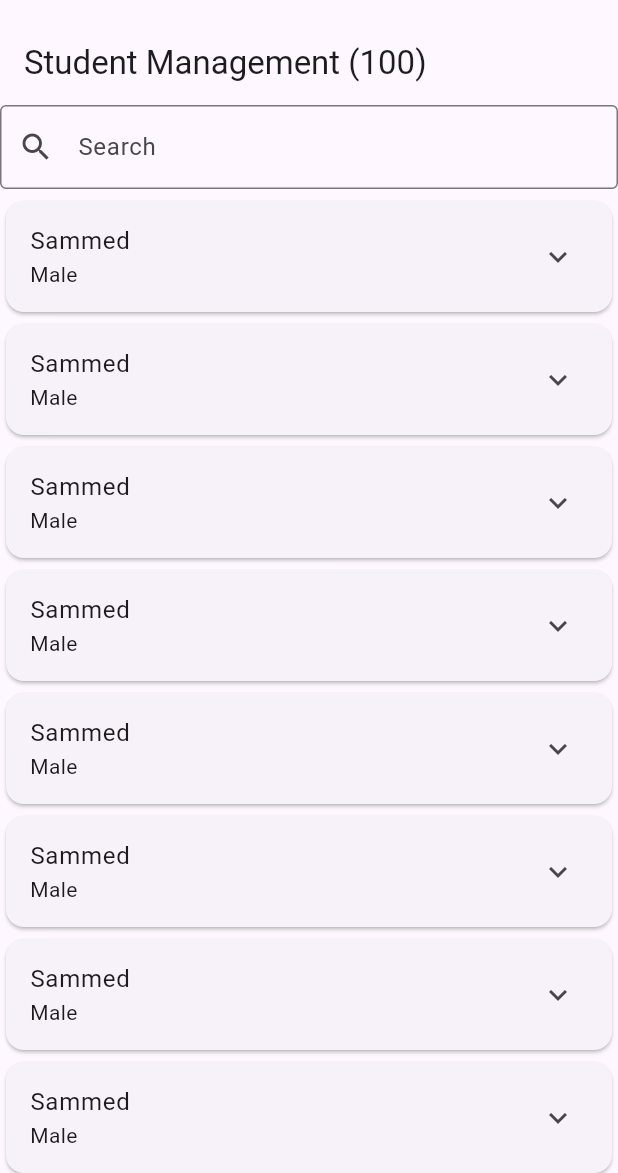
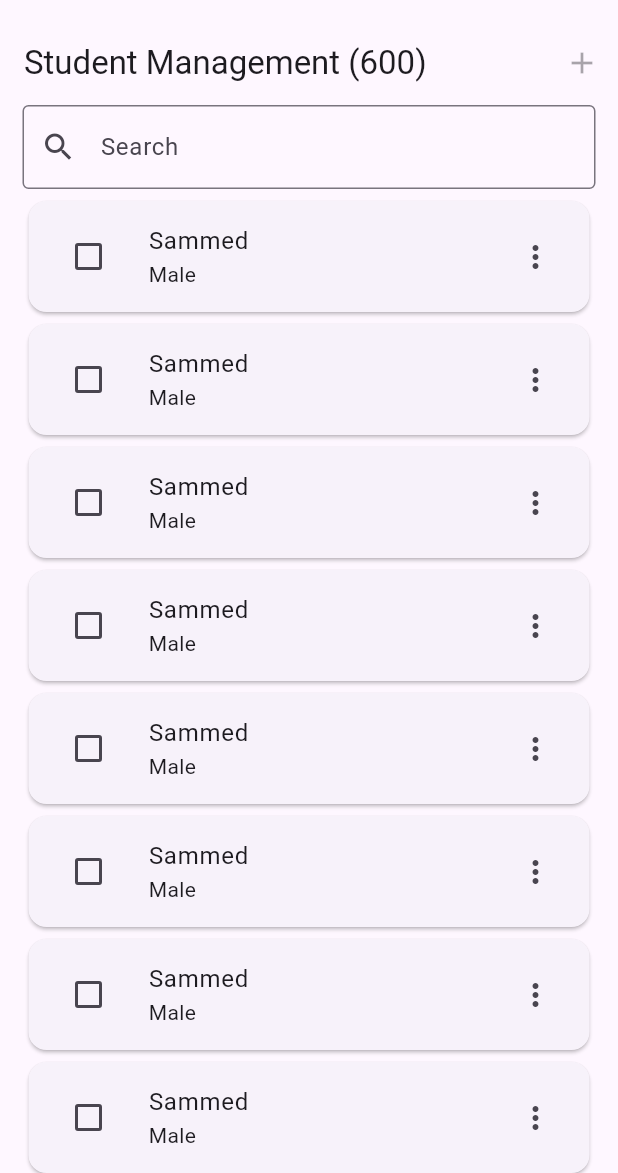
Before and after one commit to amazingsammed/datatablex, a Flutter app: the screen it shows after launch, on a phone screen of 412 x 824 dp, the part 63-1236 px from its top. Run offline on Flutter 3.47's test engine with Material 3 defaults, Android fonts, the light colour scheme and no system bars.

Commit message:
version 0.04 upload

```diff
--- a/example/lib/main.dart
+++ b/example/lib/main.dart
@@ -18,15 +18,24 @@ class MyApp extends StatelessWidget {
         ),
         body: DataTableX(
           title: 'Student Management',
+          maxRows: 100,
           heads: [
             TableHead(title: 'Name', id: 'name'),
             TableHead(title: 'Gender', id: 'gender'),
             TableHead(title: 'Dob', id: 'dob'),
             TableHead(title: 'Guardian', id: 'gr'),
             TableHead(title: 'Contact', id: 'grc'),
-            TableHead(title: 'Action', id: 'button'),
+            TableHead(title: 'Action', id: 'button',isbutton: true,button: (item){
+              return Icon(Icons.more_vert);
+            }),
           ],
-          items: List.generate(100, (generator){
+          titleWidget: Row(
+            children: [
+              BasicButton(title: "Add")
+            ],
+          ),
+          selecteditems: (a){},
+          items: List.generate(600, (generator){
             return  {
               'name': "Sammed",
               'gender': "Male",
--- a/lib/datatablex.dart
+++ b/lib/datatablex.dart
@@ -1,6 +1,8 @@
+//flutter pub publish
 
 export 'src/datalisting.dart';
-export 'src/tablehead.dart';
-export 'src/tableoptions.dart';
-export 'src/extension.dart';
+export 'src/model/tablehead.dart';
+export 'src/model/tableoptions.dart';
+export 'src/shared/extension.dart';
 export 'src/model/datatablethemex.dart';
+export 'src/shared/primary_button.dart';
--- a/lib/src/datalisting.dart
+++ b/lib/src/datalisting.dart
@@ -1,6 +1,6 @@
 
-import 'package:datatablex/src/tablehead.dart';
-import 'package:datatablex/src/tableoptions.dart';
+import 'package:datatablex/src/model/tablehead.dart';
+import 'package:datatablex/src/model/tableoptions.dart';
 import 'package:flutter/cupertino.dart';
 import 'package:flutter/material.dart';
 
@@ -8,9 +8,11 @@ import 'form/itembody.dart';
 import 'form/itemheader.dart';
 import 'model/datatablethemex.dart';
 
-
+///  [DataTableX] is the main entry to the usage of this plugin, it takes in [title],[heads] and [items] as a defaults startup
 class DataTableX extends StatefulWidget {
+  /// [title] is a String that serve as the identifier for the Datatable
   final String title;
+  /// [ontap] it is used when someone taps on a row in the datatable
   final Function(Map)? ontap;
   final Function(List<Map>)? selecteditems;
   final List<TableHead> heads;
@@ -66,7 +68,7 @@ class _DataTableXState extends State<DataTableX> {
           actions: [widget.titleWidget ?? Container()],
         ),
         body: Container(
-          //  padding: const EdgeInsets.symmetric(horizontal: 15),
+          padding: const EdgeInsets.symmetric(horizontal: 15),
           child: Column(
             children: [
               SizedBox(
@@ -168,7 +170,7 @@ class _DataTableXState extends State<DataTableX> {
               crossAxisAlignment: CrossAxisAlignment.start,
               children: [
                 Container(
-                  height: 40,
+                  height: 45,
                   child: Row(
                     children: [
                       Expanded(
@@ -183,7 +185,7 @@ class _DataTableXState extends State<DataTableX> {
                   ),
                 ),
                 Container(
-                  height: 70,
+                  height: 40,
                   child: Row(
                     children: [
                       Expanded(
--- a/lib/src/form/itembody.dart
+++ b/lib/src/form/itembody.dart
@@ -1,6 +1,3 @@
-
-
-
 import 'package:flutter/cupertino.dart';
 import 'package:flutter/material.dart';
 
@@ -16,13 +13,16 @@ class ItemListBody extends StatefulWidget {
 
   final List items;
   final int maxRows;
+
   const ItemListBody(
       {Key? key,
       required this.head,
       required this.items,
       this.ontap,
       this.selecteditem,
-        required this.selectedItems, this.dataTableTheme, required this.maxRows})
+      required this.selectedItems,
+      this.dataTableTheme,
+      required this.maxRows})
       : super(key: key);
 
   @override
@@ -53,7 +53,8 @@ class _ItemListBodyState extends State<ItemListBody> {
                             _currentPage = page;
                           });
                         },
-                  itemCount: (widget.items.length / widget.maxRows).ceil(),
+                        itemCount:
+                            (widget.items.length / widget.maxRows).ceil(),
                         itemBuilder: (context, pageIndex) {
                           final start = pageIndex * widget.maxRows;
                           final end = start + widget.maxRows;
@@ -71,15 +72,16 @@ class _ItemListBodyState extends State<ItemListBody> {
                               var item = items[index];
                               return InkWell(
                                 onTap: () {
-if( widget.ontap ==null) return;
+                                  if (widget.ontap == null) return;
                                   widget.ontap!(item);
                                 },
                                 child: Container(
-                            padding: widget.dataTableTheme?.bodyPadding?? BodyPadding,
+                                  padding: widget.dataTableTheme?.bodyPadding ??
+                                      BodyPadding,
                                   decoration: BoxDecoration(
                                     color: widget.selectedItems.contains(item)
                                         ? Colors.blue[100]
-                                  : null,
+                                        : index%2!=0?Colors.grey.shade100:null,
                                     // color: controller.hoverColor.value,
                                     border: Border.all(color: Colors.black12),
                                   ),
@@ -87,13 +89,15 @@ if( widget.ontap ==null) return;
                                     mainAxisAlignment:
                                         MainAxisAlignment.spaceBetween,
                                     children: [
-                                widget.selecteditem!=null?  SizedBox(
-                                  width: 50,
+                                      widget.selecteditem != null
+                                          ? SizedBox(
+                                              width: 40,
                                               child: Checkbox(
                                                   value: widget.selectedItems
                                                       .contains(item),
                                                   onChanged: (e) {
-                                        if(widget.selecteditem==null) return;
+                                                    if (widget.selecteditem ==
+                                                        null) return;
                                                     setState(() {
                                                       if (widget.selectedItems
                                                           .contains(item)) {
@@ -107,8 +111,13 @@ if( widget.ontap ==null) return;
                                                           widget.selectedItems);
                                                     });
                                                   }),
-                                ):SizedBox(),
-                                SizedBox(width: 40,child: Text('${index+1+(_currentPage*widget.maxRows)}'),),
+                                            )
+                                          : SizedBox(),
+                                      SizedBox(
+                                        width: 40,
+                                        child: Text(
+                                            '${index + 1 + (_currentPage * widget.maxRows)}',style: TextStyle(fontWeight: FontWeight.bold),),
+                                      ),
                                       ...widget.head.map((element) {
                                         var results = item[element.id];
                                         String data = "";
@@ -124,7 +133,8 @@ if( widget.ontap ==null) return;
                                         }
                                         if (element.isbutton) {
                                           return Expanded(
-                                      flex: element.size  * element.width.toInt(),
+                                            flex: element.size *
+                                                element.width.toInt(),
                                             child: Row(
                                               children: [
                                                 element.button!(item) ??
@@ -134,7 +144,8 @@ if( widget.ontap ==null) return;
                                           );
                                         }
                                         return Expanded(
-                                    flex: element.size  * element.width.toInt(),
+                                          flex: element.size *
+                                              element.width.toInt(),
                                           child: Text(data),
                                         );
                                       })
@@ -146,7 +157,9 @@ if( widget.ontap ==null) return;
                           );
                         }),
                   ),
-            SizedBox(height: 5,),
+                  SizedBox(
+                    height: 5,
+                  ),
                   Row(
                     children: [
                       Container(
--- /dev/null
+++ b/lib/src/shared/primary_button.dart
@@ -0,0 +1,83 @@
+import 'package:flutter/cupertino.dart';
+import 'package:flutter/material.dart';
+
+class BasicButton extends StatelessWidget {
+  final Function()? onTap;
+  final IconData? icon;
+  final String? title;
+  final double? height;
+  final double? width;
+  final Color? color;
+  final bool hasIcon;
+  final FocusNode? focusNode;
+
+  const BasicButton(
+      {Key? key,
+      this.onTap,
+      this.title,
+      this.icon,
+      this.height,
+      this.width,
+      this.hasIcon = true,
+      this.color,
+      this.focusNode})
+      : super(key: key);
+
+  @override
+  Widget build(BuildContext context) {
+    var x = MediaQuery.of(context).size.width;
+    if (MediaQuery.of(context).size.width < 600 ||
+        MediaQuery.of(context).size.height < 300) return IconButton(onPressed: onTap, icon: Icon(icon??Icons.add),tooltip: title,);
+    return ElevatedButton(
+      focusNode: focusNode,
+      style: ButtonStyle(
+        elevation: MaterialStateProperty.all(0),
+        backgroundColor:
+            MaterialStateProperty.all<Color>(color ?? Colors.black38),
+        shape: MaterialStateProperty.all<RoundedRectangleBorder>(
+          RoundedRectangleBorder(
+            borderRadius: BorderRadius.circular(6),
+          ),
+        ),
+      ),
+      onPressed: onTap ??
+          () {
+            if (onTap == null) return;
+          },
+      child: SizedBox(
+        height: 50,
+        child: SizedBox(
+          height: height,
+          width: width,
+          child: (x < 940 && hasIcon)
+              ? Icon(
+                  icon ?? Icons.add,
+                  color: Colors.white,
+                )
+              : Row(
+                  mainAxisSize: MainAxisSize.min,
+                  children: [
+                    if (hasIcon)
+                      Icon(
+                        icon ?? Icons.add,
+                        color: Colors.white,
+                      ),
+                    if (hasIcon)
+                      SizedBox(
+                        width: 10,
+                      ),
+                    Text(
+                      title ?? 'Add Product',
+                      style: TextStyle(color: Colors.white, fontSize: 18),
+                    ),
+                    if (hasIcon)
+                      SizedBox(
+                        width: 15,
+                      )
+                  ],
+                ),
+        ),
+      ),
+    );
+  }
+}
--- a/pubspec.yaml
+++ b/pubspec.yaml
@@ -1,6 +1,6 @@
 name: datatablex
 description: "An easy to use DataTable for Flutter"
-version: 0.0.1
+version: 0.0.4
 homepage:
 
 environment:
@@ -12,7 +12,7 @@ dependencies:
     sdk: flutter
   flutter_web_plugins:
     sdk: flutter
-  web: ^0.5.1
+#  web: ^0.5.1
   plugin_platform_interface: ^2.0.2
 
 dev_dependencies:
```
Also changed, not shown: example/pubspec.lock, lib/src/model/tablehead.dart (renamed from lib/src/tablehead.dart), lib/src/model/tableoptions.dart (renamed from lib/src/tableoptions.dart), lib/src/shared/extension.dart (renamed from lib/src/extension.dart). Lines whose indentation alone changed are shown as unchanged.
